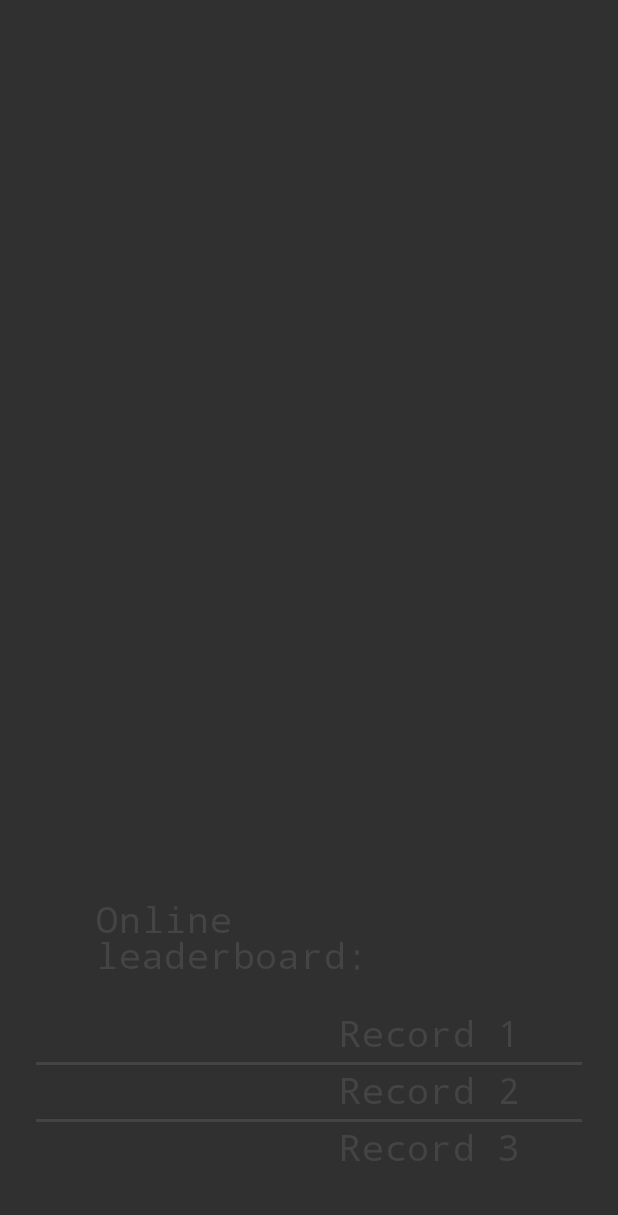
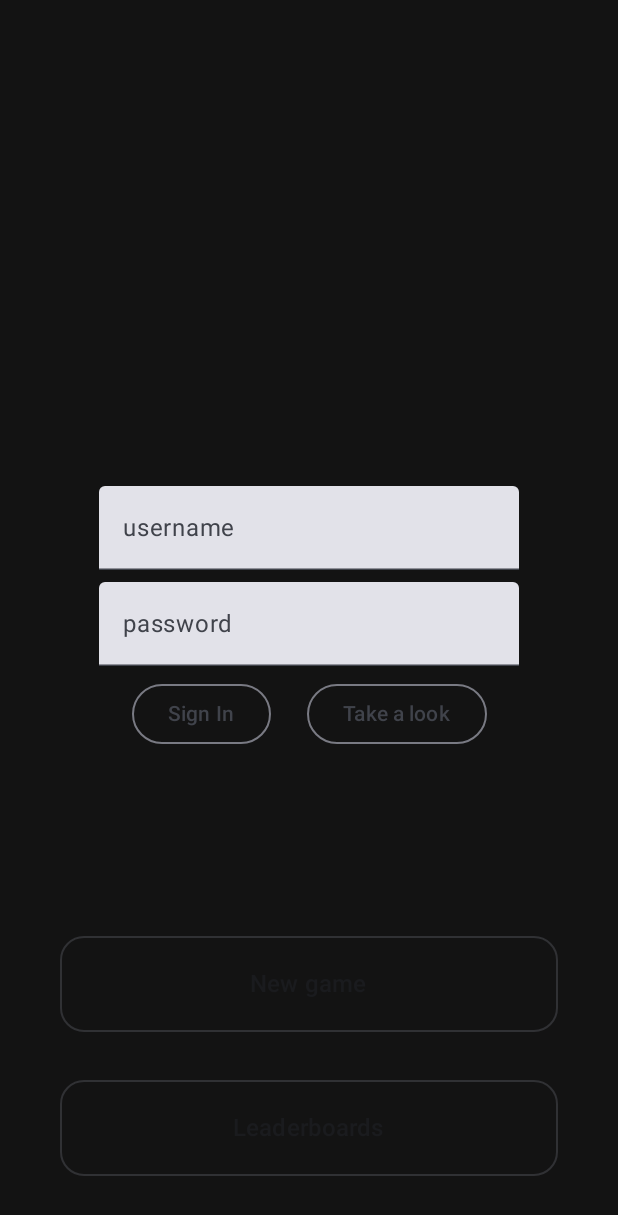
Before and after one commit to PseudoNIMB/SnakesUnited, an Android app built with Jetpack Compose: the screen it shows after launch (MainActivity), after a tap on "Leaderboards", on a phone screen of 412 x 824 dp. Shown: the top 1215 px of the screen. Run offline under Robolectric (Android 15) with nearby library versions, the phone set to English and light mode, and no system bars; our stand-ins replace Firebase (no records; nobody signed in at launch, a user with empty details on screens opened directly).

Commit message:
Firebase database storing highscores from different users right now, also RecordsScreen updated.

```diff
--- /dev/null
+++ b/app/src/main/java/ru/pseudonimb/snakesunited/ui/data/RecordData.kt
@@ -0,0 +1,6 @@
+package ru.pseudonimb.snakesunited.ui.data
+
+data class RecordData (
+    val username: String = "",
+    val highestScore: Int = 0
+)
--- a/app/src/main/java/ru/pseudonimb/snakesunited/ui/screens/MainScreen.kt
+++ b/app/src/main/java/ru/pseudonimb/snakesunited/ui/screens/MainScreen.kt
@@ -1,25 +1,40 @@
 package ru.pseudonimb.snakesunited.ui.screens
 
+import android.util.Log
+import android.widget.Toast
 import androidx.compose.foundation.layout.*
 import androidx.compose.foundation.shape.RoundedCornerShape
-import androidx.compose.material3.ButtonDefaults
-import androidx.compose.material3.OutlinedButton
-import androidx.compose.material3.Text
+import androidx.compose.material3.*
 import androidx.compose.runtime.Composable
+import androidx.compose.runtime.MutableState
+import androidx.compose.runtime.mutableStateOf
+import androidx.compose.runtime.remember
 import androidx.compose.ui.Alignment
 import androidx.compose.ui.Modifier
 import androidx.compose.ui.unit.dp
 import androidx.compose.ui.unit.sp
+import androidx.compose.ui.window.Dialog
+import com.google.firebase.Firebase
+import com.google.firebase.auth.FirebaseAuth
+import com.google.firebase.auth.auth
+
+val auth = Firebase.auth
+val authDialogState = mutableStateOf(false)
 
 @Composable
 fun MainScreen(navigateToGame: () -> Unit, navigateToRecords: () -> Unit) {
 
     val buttonShape = RoundedCornerShape(16.dp)
-    val buttonSize = Modifier.height(96.dp).fillMaxWidth().padding(16.dp)
+    val buttonSize = Modifier
+        .height(96.dp)
+        .fillMaxWidth()
+        .padding(16.dp)
     Column(
         horizontalAlignment = Alignment.CenterHorizontally,
         verticalArrangement = Arrangement.Bottom,
-        modifier = Modifier.padding(24.dp).fillMaxSize()
+        modifier = Modifier
+            .padding(24.dp)
+            .fillMaxSize()
     ) {
         OutlinedButton(
             onClick = {
@@ -31,9 +46,18 @@ fun MainScreen(navigateToGame: () -> Unit, navigateToRecords: () -> Unit) {
         ) {
             Text(text = "New game", fontSize = 16.sp)
         }
+
+        if (authDialogState.value) {
+            DialogAuth(dialogState = authDialogState, navigateToRecords = navigateToRecords)
+        }
+
         OutlinedButton(
             onClick = {
-                navigateToRecords.invoke()
+                if (auth.currentUser != null) {
+                    navigateToRecords.invoke()
+                } else {
+                    authDialogState.value = true
+                }
             },
             modifier = buttonSize,
             shape = buttonShape
@@ -42,3 +66,68 @@ fun MainScreen(navigateToGame: () -> Unit, navigateToRecords: () -> Unit) {
         }
     }
 }
+
+@Composable
+fun DialogAuth(dialogState: MutableState<Boolean>, navigateToRecords: () -> Unit) {
+    val username = remember {
+        mutableStateOf("")
+    }
+    val password = remember {
+        mutableStateOf("")
+    }
+    Dialog(onDismissRequest = {
+        dialogState.value = false
+    }) {
+        Column (
+            modifier = Modifier.fillMaxSize(),
+            horizontalAlignment = Alignment.CenterHorizontally,
+            verticalArrangement = Arrangement.Center
+        ) {
+            TextField(value = username.value, label = {Text(text = "username")}, onValueChange = {
+                username.value = it
+            })
+            Spacer(modifier = Modifier.height(8.dp))
+            TextField(value = password.value, label = {Text(text = "password")}, onValueChange = {
+                password.value = it
+            })
+            Spacer(modifier = Modifier.height(8.dp))
+            Row {
+                OutlinedButton(onClick = {
+                    signIn(auth, username.value, password.value, navigateToRecords)
+                    authDialogState.value = false
+                }) {
+                    Text(text = "Sign In")
+                }
+                Spacer(modifier = Modifier.width(24.dp))
+                OutlinedButton(onClick = {
+                    navigateToRecords.invoke()
+                    authDialogState.value = false
+                }) {
+                    Text(text = "Take a look")
+                }
+            }
+        }
+    }
+}
+
+private fun signIn(auth: FirebaseAuth, username: String, password: String, navigateToRecords: () -> Unit) {
+    val finalUsername = username + "@snakesunited.com"
+    auth.signInWithEmailAndPassword(finalUsername, password).addOnCompleteListener {
+        if (it.isSuccessful) {
+            navigateToRecords.invoke()
+            Log.e("TAG", "signIn is successful")
+        } else {
+            Log.e("TAG", "signIn error, trying to create an account")
+            auth.createUserWithEmailAndPassword(finalUsername, password).addOnCompleteListener{
+                if (it.isSuccessful) {
+                    auth.signInWithEmailAndPassword(finalUsername, password).addOnCompleteListener {
+                        navigateToRecords.invoke()
+                        Log.e("TAG", "signIn after account creation is successful")
+                    }
+                } else {
+                    Log.e("TAG", "signIn after account creation error")
+                }
+            }
+        }
+    }
+}
--- a/app/src/main/java/ru/pseudonimb/snakesunited/ui/screens/RecordsScreen.kt
+++ b/app/src/main/java/ru/pseudonimb/snakesunited/ui/screens/RecordsScreen.kt
@@ -1,18 +1,45 @@
 package ru.pseudonimb.snakesunited.ui.screens
 
+import android.widget.Toast
+import androidx.compose.foundation.background
 import androidx.compose.foundation.border
 import androidx.compose.foundation.layout.*
+import androidx.compose.foundation.lazy.LazyColumn
+import androidx.compose.foundation.lazy.items
+import androidx.compose.material3.Card
+import androidx.compose.material3.OutlinedCard
 import androidx.compose.material3.Text
-import androidx.compose.runtime.Composable
+import androidx.compose.runtime.*
 import androidx.compose.ui.Alignment
 import androidx.compose.ui.Modifier
 import androidx.compose.ui.graphics.Color
+import androidx.compose.ui.platform.LocalContext
 import androidx.compose.ui.text.font.FontFamily
 import androidx.compose.ui.unit.dp
 import androidx.compose.ui.unit.sp
+import com.google.firebase.firestore.ktx.firestore
+import com.google.firebase.ktx.Firebase
+import ru.pseudonimb.snakesunited.ui.data.RecordData
 
 @Composable
-fun RecordsScreen (navigateToMainMenu: () -> Unit) {
+fun RecordsScreen(navigateToMainMenu: () -> Unit) {
+    val localUsername = auth.currentUser?.email?.substringBefore("@")
+    val context = LocalContext.current
+    val listOfRecords = remember {
+        mutableStateOf(emptyList<RecordData>())
+    }
+    val fbs = Firebase.firestore
+
+    LaunchedEffect(Unit) {
+        Toast.makeText(context, "Hello, $localUsername", Toast.LENGTH_SHORT).show()
+        fbs.collection("Records").get().addOnCompleteListener {
+            if (it.isSuccessful) {
+                listOfRecords.value = it.result.toObjects(RecordData::class.java)
+            } else {
+                it.exception?.printStackTrace()
+            }
+        }
+    }
     Column(
         horizontalAlignment = Alignment.CenterHorizontally,
         verticalArrangement = Arrangement.Center,
@@ -20,9 +47,6 @@ fun RecordsScreen (navigateToMainMenu: () -> Unit) {
             .padding(24.dp)
             .fillMaxSize()
     ) {
-        Column(horizontalAlignment = Alignment.CenterHorizontally, verticalArrangement = Arrangement.Bottom, modifier = Modifier
-            .padding(0.dp, 16.dp)
-            .fillMaxSize()) {
         Text(
             modifier = Modifier
                 .align(Alignment.CenterHorizontally)
@@ -32,45 +56,28 @@ fun RecordsScreen (navigateToMainMenu: () -> Unit) {
             fontSize = 24.sp,
             text = "Online leaderboard:"
         )
+        LazyColumn(
+            horizontalAlignment = Alignment.CenterHorizontally,
+            verticalArrangement = Arrangement.Top,
+            modifier = Modifier
+                .padding(0.dp, 16.dp)
+                .fillMaxSize()
+        ) {
+            items(listOfRecords.value.sortedByDescending { it.highestScore }) { records ->
+                OutlinedCard(
+                    modifier = Modifier
+                        .fillMaxWidth()
+                        .padding(8.dp)
+                ) {
                     Text(
                         modifier = Modifier
-                    .align(Alignment.End)
-                    .padding(horizontal = 40.dp, vertical = 4.dp),
-                color = Color.DarkGray,
-                fontFamily = FontFamily.Monospace,
-                fontSize = 24.sp,
-                text = "Record 1"
-            )
-            Box(
-                Modifier
                             .fillMaxWidth()
-                    .size(2.dp)
-                    .border(2.dp, Color.DarkGray)
-            )
-            Text(
-                modifier = Modifier
-                    .align(Alignment.End)
-                    .padding(horizontal = 40.dp, vertical = 4.dp),
-                color = Color.DarkGray,
-                fontFamily = FontFamily.Monospace,
-                fontSize = 24.sp,
-                text = "Record 2"
-            )
-            Box(
-                Modifier
-                    .fillMaxWidth()
-                    .size(2.dp)
-                    .border(2.dp, Color.DarkGray)
-            )
-            Text(
-                modifier = Modifier
-                    .align(Alignment.End)
-                    .padding(horizontal = 40.dp, vertical = 4.dp),
-                color = Color.DarkGray,
-                fontFamily = FontFamily.Monospace,
-                fontSize = 24.sp,
-                text = "Record 3"
+                            .wrapContentWidth()
+                            .padding(16.dp),
+                        text = records.username.toUpperCase() + " " + records.highestScore
                     )
                 }
             }
         }
+    }
+}
--- a/build.gradle.kts
+++ b/build.gradle.kts
@@ -2,4 +2,5 @@
 plugins {
     id("com.android.application") version "8.2.0" apply false
     id("org.jetbrains.kotlin.android") version "1.9.0" apply false
+    id("com.google.gms.google-services") version "4.4.2" apply false
 }
```
Also changed, not shown: app/build.gradle.kts (+8 -0 lines), app/src/main/assets/MusicAnim.json (deleted, +0 -1 lines), app/src/main/java/ru/pseudonimb/snakesunited/ui/screens/GameOfSnakes.kt (+11 -1 lines), 1 other file. Lines whose indentation alone changed are shown as unchanged.
